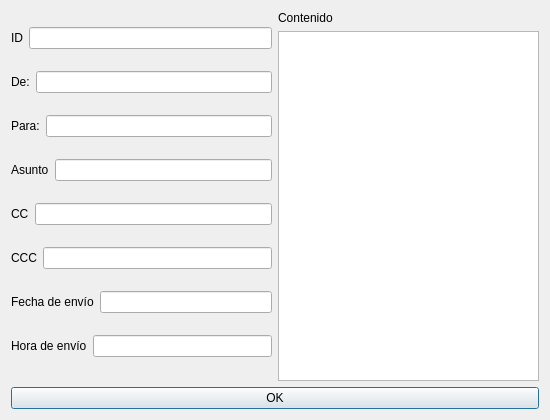
Above: vistaprevia.ui from roblescristian4722/lector_correo before the change. Below: the same form after it.
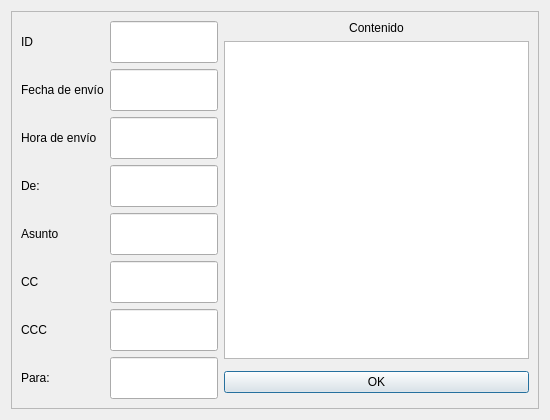
That is the form after the change.

Commit message: Organización de campos de la gui (entregable 4)

Diff of the .ui file:
```diff
--- a/vistaprevia.ui
+++ b/vistaprevia.ui
@@ -15,10 +15,36 @@
   </property>
   <layout class="QGridLayout" name="gridLayout">
    <item row="0" column="0">
-    <layout class="QVBoxLayout" name="verticalLayout_2">
-     <item>
+    <widget class="QFrame" name="frame">
+     <property name="frameShape">
+      <enum>QFrame::StyledPanel</enum>
+     </property>
+     <property name="frameShadow">
+      <enum>QFrame::Raised</enum>
+     </property>
+     <layout class="QGridLayout" name="gridLayout_2">
+      <item row="4" column="2">
+       <widget class="QPushButton" name="okPB">
+        <property name="text">
+         <string>OK</string>
+        </property>
+       </widget>
+      </item>
+      <item row="1" column="2">
+       <widget class="QLabel" name="contenidoL">
+        <property name="text">
+         <string>Contenido</string>
+        </property>
+        <property name="alignment">
+         <set>Qt::AlignCenter</set>
+        </property>
+       </widget>
+      </item>
+      <item row="1" column="0" rowspan="5" colspan="2">
       <layout class="QHBoxLayout" name="horizontalLayout">
        <item>
+         <layout class="QVBoxLayout" name="verticalLayout_2">
+          <item>
         <widget class="QLabel" name="idL">
          <property name="text">
           <string>ID</string>
@@ -29,16 +55,19 @@
         </widget>
        </item>
        <item>
-        <widget class="QLineEdit" name="idLE">
-         <property name="readOnly">
-          <bool>true</bool>
-         </property>
-        </widget>
-       </item>
-      </layout>
+           <widget class="QLabel" name="fechaL">
+            <property name="text">
+             <string>Fecha de envío</string>
+            </property>
+           </widget>
      </item>
      <item>
-      <layout class="QHBoxLayout" name="horizontalLayout_2">
+           <widget class="QLabel" name="horaL">
+            <property name="text">
+             <string>Hora de envío</string>
+            </property>
+           </widget>
+          </item>
        <item>
         <widget class="QLabel" name="remL">
          <property name="text">
@@ -47,35 +76,6 @@
         </widget>
        </item>
        <item>
-        <widget class="QLineEdit" name="remLE">
-         <property name="readOnly">
-          <bool>true</bool>
-         </property>
-        </widget>
-       </item>
-      </layout>
-     </item>
-     <item>
-      <layout class="QHBoxLayout" name="horizontalLayout_3">
-       <item>
-        <widget class="QLabel" name="desL">
-         <property name="text">
-          <string>Para:</string>
-         </property>
-        </widget>
-       </item>
-       <item>
-        <widget class="QLineEdit" name="desLE">
-         <property name="readOnly">
-          <bool>true</bool>
-         </property>
-        </widget>
-       </item>
-      </layout>
-     </item>
-     <item>
-      <layout class="QHBoxLayout" name="horizontalLayout_4">
-       <item>
         <widget class="QLabel" name="asuntoL">
          <property name="text">
           <string>Asunto</string>
@@ -83,17 +83,6 @@
         </widget>
        </item>
        <item>
-        <widget class="QLineEdit" name="asuntoLE">
-         <property name="readOnly">
-          <bool>true</bool>
-         </property>
-        </widget>
-       </item>
-      </layout>
-     </item>
-     <item>
-      <layout class="QHBoxLayout" name="horizontalLayout_5">
-       <item>
         <widget class="QLabel" name="CCL">
          <property name="text">
           <string>CC</string>
@@ -101,17 +90,6 @@
         </widget>
        </item>
        <item>
-        <widget class="QLineEdit" name="CCLE">
-         <property name="readOnly">
-          <bool>true</bool>
-         </property>
-        </widget>
-       </item>
-      </layout>
-     </item>
-     <item>
-      <layout class="QHBoxLayout" name="horizontalLayout_8">
-       <item>
         <widget class="QLabel" name="CCCL">
          <property name="text">
           <string>CCC</string>
@@ -119,62 +97,125 @@
         </widget>
        </item>
        <item>
-        <widget class="QLineEdit" name="CCCLE">
-         <property name="readOnly">
-          <bool>true</bool>
+           <widget class="QLabel" name="desL">
+            <property name="text">
+             <string>Para:</string>
          </property>
         </widget>
        </item>
       </layout>
      </item>
      <item>
-      <layout class="QHBoxLayout" name="horizontalLayout_6">
+         <layout class="QVBoxLayout" name="verticalLayout">
        <item>
-        <widget class="QLabel" name="fechaL">
-         <property name="text">
-          <string>Fecha de envío</string>
+           <widget class="QLineEdit" name="idLE">
+            <property name="sizePolicy">
+             <sizepolicy hsizetype="Expanding" vsizetype="Preferred">
+              <horstretch>0</horstretch>
+              <verstretch>0</verstretch>
+             </sizepolicy>
+            </property>
+            <property name="readOnly">
+             <bool>true</bool>
          </property>
         </widget>
        </item>
        <item>
         <widget class="QLineEdit" name="fechaLE">
+            <property name="sizePolicy">
+             <sizepolicy hsizetype="Expanding" vsizetype="Preferred">
+              <horstretch>0</horstretch>
+              <verstretch>0</verstretch>
+             </sizepolicy>
+            </property>
          <property name="readOnly">
           <bool>true</bool>
-         </property>
-        </widget>
-       </item>
-      </layout>
-     </item>
-     <item>
-      <layout class="QHBoxLayout" name="horizontalLayout_7">
-       <item>
-        <widget class="QLabel" name="horaL">
-         <property name="text">
-          <string>Hora de envío</string>
          </property>
         </widget>
        </item>
        <item>
         <widget class="QLineEdit" name="horaLE">
+            <property name="sizePolicy">
+             <sizepolicy hsizetype="Expanding" vsizetype="Preferred">
+              <horstretch>0</horstretch>
+              <verstretch>0</verstretch>
+             </sizepolicy>
+            </property>
          <property name="readOnly">
           <bool>true</bool>
          </property>
         </widget>
        </item>
-      </layout>
-     </item>
-    </layout>
-   </item>
-   <item row="0" column="1">
-    <layout class="QVBoxLayout" name="verticalLayout">
+          <item>
+           <widget class="QLineEdit" name="remLE">
+            <property name="sizePolicy">
+             <sizepolicy hsizetype="Expanding" vsizetype="Preferred">
+              <horstretch>0</horstretch>
+              <verstretch>0</verstretch>
+             </sizepolicy>
+            </property>
+            <property name="readOnly">
+             <bool>true</bool>
+            </property>
+           </widget>
+          </item>
+          <item>
+           <widget class="QLineEdit" name="desLE">
+            <property name="sizePolicy">
+             <sizepolicy hsizetype="Expanding" vsizetype="Preferred">
+              <horstretch>0</horstretch>
+              <verstretch>0</verstretch>
+             </sizepolicy>
+            </property>
+            <property name="readOnly">
+             <bool>true</bool>
+            </property>
+           </widget>
+          </item>
      <item>
-      <widget class="QLabel" name="contenidoL">
-       <property name="text">
-        <string>Contenido</string>
-       </property>
+           <widget class="QLineEdit" name="CCLE">
+            <property name="sizePolicy">
+             <sizepolicy hsizetype="Expanding" vsizetype="Preferred">
+              <horstretch>0</horstretch>
+              <verstretch>0</verstretch>
+             </sizepolicy>
+            </property>
+            <property name="readOnly">
+             <bool>true</bool>
+            </property>
       </widget>
      </item>
      <item>
+           <widget class="QLineEdit" name="CCCLE">
+            <property name="sizePolicy">
+             <sizepolicy hsizetype="Expanding" vsizetype="Preferred">
+              <horstretch>0</horstretch>
+              <verstretch>0</verstretch>
+             </sizepolicy>
+            </property>
+            <property name="readOnly">
+             <bool>true</bool>
+            </property>
+           </widget>
+          </item>
+          <item>
+           <widget class="QLineEdit" name="asuntoLE">
+            <property name="sizePolicy">
+             <sizepolicy hsizetype="Expanding" vsizetype="Preferred">
+              <horstretch>0</horstretch>
+              <verstretch>0</verstretch>
+             </sizepolicy>
+            </property>
+            <property name="readOnly">
+             <bool>true</bool>
+            </property>
+           </widget>
+          </item>
+         </layout>
+        </item>
+       </layout>
+      </item>
+      <item row="2" column="2">
       <widget class="QTextBrowser" name="contenidoLE">
        <property name="enabled">
         <bool>true</bool>
@@ -188,12 +229,6 @@
       </widget>
      </item>
     </layout>
-   </item>
-   <item row="1" column="0" colspan="2">
-    <widget class="QPushButton" name="okPB">
-     <property name="text">
-      <string>OK</string>
-     </property>
     </widget>
    </item>
   </layout>
```
Lines whose indentation alone changed are shown as unchanged. The commit also changes 4 other files.
